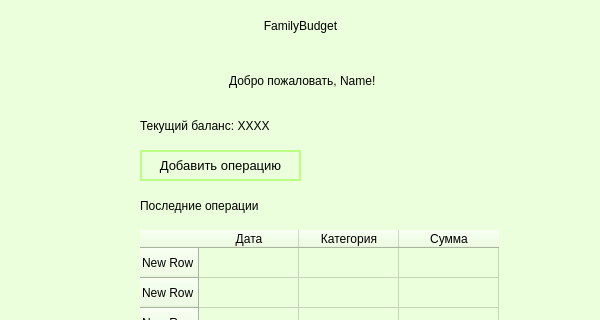
First picture: the form in ui/mainwindow.ui, repository KseniaG8/Family_budget, before the edit; both pictures show x 0 to 600 and y 0 to 320 of the 600 by 460 pixel window.
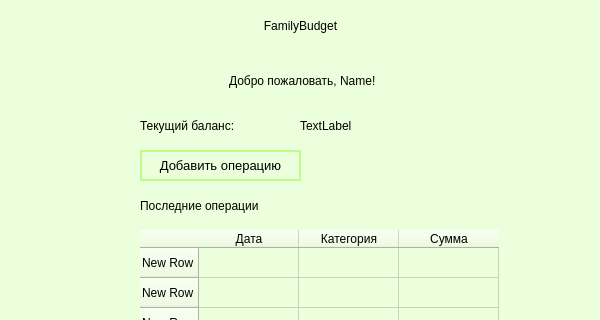
Second picture: the form after the edit.

Commit message: feat: MainWindow - loading balance, table, and adding operations

The edit to the form file:
```diff
--- a/ui/mainwindow.ui
+++ b/ui/mainwindow.ui
@@ -79,7 +79,7 @@
       <rect>
        <x>140</x>
        <y>130</y>
-       <width>241</width>
+       <width>151</width>
        <height>31</height>
       </rect>
      </property>
@@ -87,7 +87,7 @@
       <string notr="true">font: 12pt &quot;Sans Serif&quot;;</string>
      </property>
      <property name="text">
-      <string>Текущий баланс: XXXX</string>
+      <string>Текущий баланс: </string>
      </property>
     </widget>
     <widget class="QPushButton" name="pushButton">
@@ -235,6 +235,22 @@
       <string>Посмотреть все операции</string>
      </property>
     </widget>
+    <widget class="QLabel" name="balanceLabel">
+     <property name="geometry">
+      <rect>
+       <x>300</x>
+       <y>130</y>
+       <width>150</width>
+       <height>31</height>
+      </rect>
+     </property>
+     <property name="styleSheet">
+      <string notr="true">font: 12pt &quot;Sans Serif&quot;;</string>
+     </property>
+     <property name="text">
+      <string>TextLabel</string>
+     </property>
+    </widget>
    </widget>
   </widget>
   <widget class="QMenuBar" name="menubar">
```
The commit also changes 3 other files.
